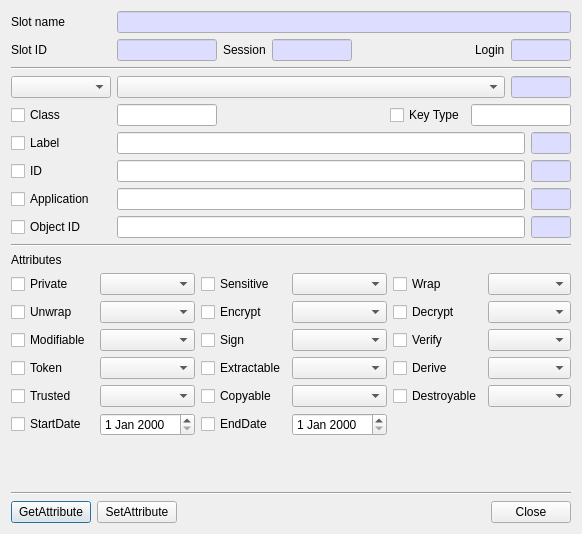
First picture: the form in CryptokiMan/edit_attribute_list_dlg.ui, repository jykim74/CryptokiMan, before the edit.
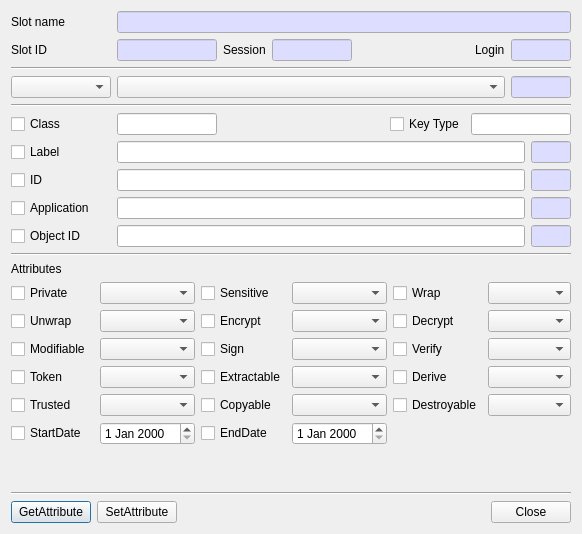
Second picture: the form after the edit.

Commit message: UI 개선

Diff of the .ui file:
```diff
--- a/CryptokiMan/edit_attribute_list_dlg.ui
+++ b/CryptokiMan/edit_attribute_list_dlg.ui
@@ -324,6 +324,13 @@
      </item>
     </layout>
    </item>
+   <item>
+    <widget class="Line" name="line">
+     <property name="orientation">
+      <enum>Qt::Horizontal</enum>
+     </property>
+    </widget>
+   </item>
    <item>
     <layout class="QGridLayout" name="gridLayout_7">
      <property name="topMargin">
```
The commit also changes 4 other files.
